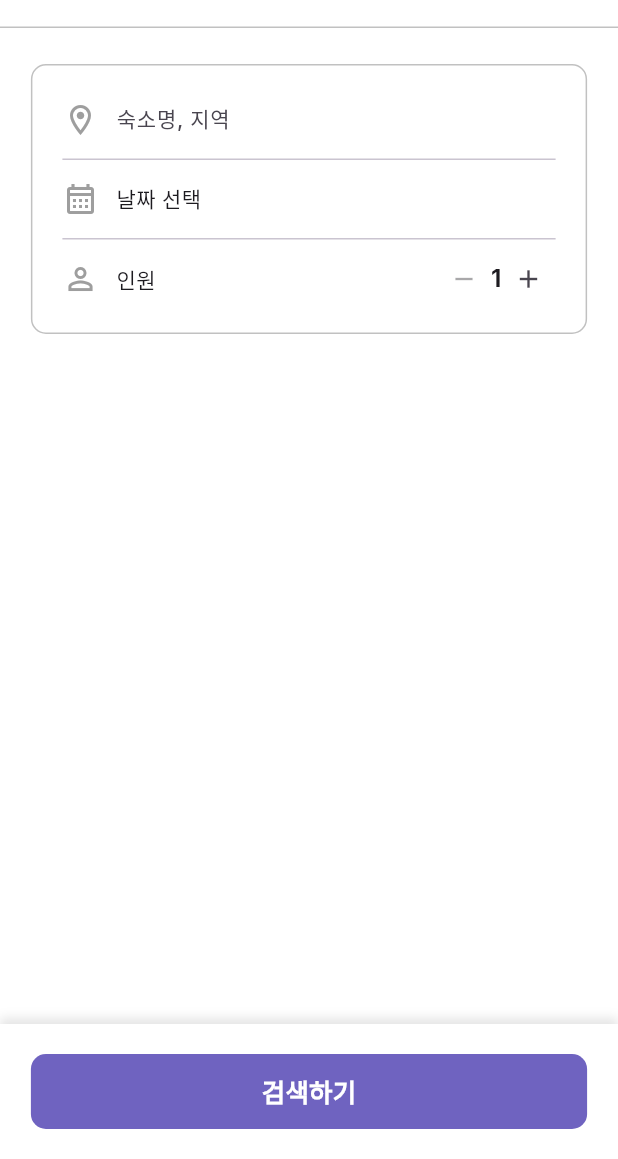
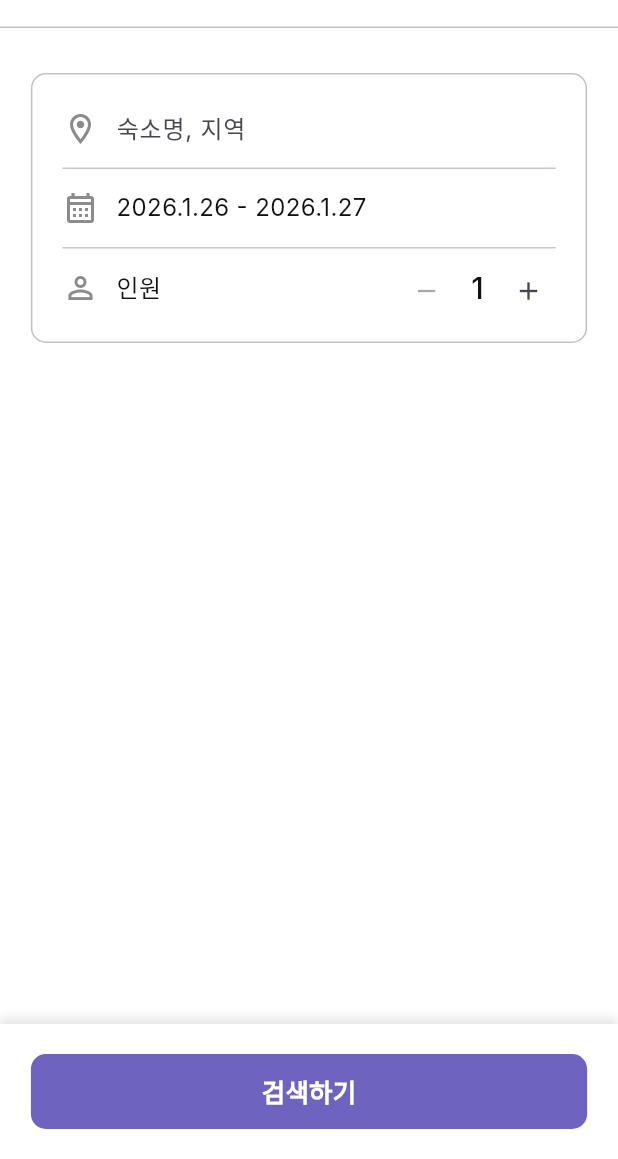
Before and after one commit to full-stack-bootcamp-final-team-project/meomulm-frontend, a Flutter app: the AccommodationSearchScreen screen opened by its route, after a tap on the "remove" icon, on a phone screen of 412 x 824 dp, the part 77-1236 px from its top. Run offline on Flutter 3.47's test engine with Material 3 defaults, Android fonts, the phone set to English and light mode, and no system bars; our stand-ins replace dio, flutter_dotenv, flutter_svg, geolocator, go_router, shared_preferences and 1 more; missing offline and left inert: clipboard, kakao_map_sdk; accounts and stored records are empty; network calls fail; Roboto replaces fonts that are missing (Inter).

Commit message:
1/26 search&result

```diff
--- a/lib/app.dart
+++ b/lib/app.dart
@@ -1,4 +1,5 @@
 import 'package:flutter/material.dart';
+import 'package:meomulm_frontend/features/accommodation/presentation/providers/accommodation_provider.dart';
 import 'package:provider/provider.dart';
 
 import 'core/constants/config/env_config.dart';
@@ -19,6 +20,7 @@ class MeomulmApp extends StatelessWidget {
     return MultiProvider(
       providers: [
         ChangeNotifierProvider(create: (_) => ThemeProvider()),
+        ChangeNotifierProvider(create: (_) => AccommodationProvider()),
         ChangeNotifierProvider.value(value: authProvider),
       ],
       child: Consumer<ThemeProvider>(
--- a/lib/core/widgets/search/date_select_row.dart
+++ b/lib/core/widgets/search/date_select_row.dart
@@ -1,4 +1,6 @@
 import 'package:flutter/material.dart';
+import 'package:meomulm_frontend/core/theme/app_colors.dart';
+import 'package:meomulm_frontend/core/theme/app_text_styles.dart';
 import 'row_container.dart';
 
 class DateSelectRow extends StatelessWidget {
@@ -18,16 +20,16 @@ class DateSelectRow extends StatelessWidget {
       child: RowContainer(
         child: Row(
           children: [
-            const Icon(Icons.calendar_month_outlined, color: Colors.grey),
+            const Icon(
+                Icons.calendar_month_outlined,
+                color: AppColors.gray2
+            ),
             const SizedBox(width: 12),
             Expanded(
               child: Text(
                 dateText,
                 overflow: TextOverflow.ellipsis,
-                style: const TextStyle(
-                  fontSize: 14,
-                  fontWeight: FontWeight.w500,
-                ),
+                style: AppTextStyles.inputTextLg,
               ),
             ),
           ],
--- a/lib/core/widgets/search/guest_count_row.dart
+++ b/lib/core/widgets/search/guest_count_row.dart
@@ -1,4 +1,6 @@
 import 'package:flutter/material.dart';
+import 'package:meomulm_frontend/core/theme/app_colors.dart';
+import 'package:meomulm_frontend/core/theme/app_text_styles.dart';
 import 'package:meomulm_frontend/core/widgets/search/row_container.dart';
 
 class GuestCountRow extends StatelessWidget {
@@ -18,22 +20,32 @@ class GuestCountRow extends StatelessWidget {
     return RowContainer(
       child: Row(
         children: [
-          const Icon(Icons.person_outline, color: Colors.grey),
+          const Icon(
+              Icons.person_outline,
+              color: AppColors.gray2
+          ),
           const SizedBox(width: 12),
           const Text(
             '인원',
-            style: TextStyle(fontSize: 14, fontWeight: FontWeight.w500),
+            style: AppTextStyles.inputTextLg,
           ),
           const Spacer(),
+          Row(
+            mainAxisSize: MainAxisSize.min,
+            crossAxisAlignment: CrossAxisAlignment.center,
+            children: [
               _IconBtn(icon: Icons.remove, onTap: onMinus),
-          Text(
+              SizedBox(
+                width: 32,
+                child: Text(
                   '$count',
-            style: const TextStyle(
-              fontSize: 16,
-              fontWeight: FontWeight.w700,
+                  style: AppTextStyles.cardTitle,
+                  textAlign: TextAlign.center,
                 ),
               ),
               _IconBtn(icon: Icons.add, onTap: onPlus),
+            ],
+          ),
         ],
       ),
     );
@@ -51,12 +63,15 @@ class _IconBtn extends StatelessWidget {
     return SizedBox(
       width: 36,
       height: 36,
+      child: Transform.translate(
+        offset: const Offset(0, 2),
         child: IconButton(
           padding: EdgeInsets.zero,
           iconSize: 20,
           icon: Icon(icon),
           onPressed: onTap,
         ),
+      ),
     );
   }
 }
--- a/lib/features/accommodation/presentation/screens/accommodation_detail_screen.dart
+++ b/lib/features/accommodation/presentation/screens/accommodation_detail_screen.dart
@@ -27,7 +27,7 @@ class AccommodationDetailScreen extends StatelessWidget {
 
     return Consumer<AccommodationProvider>(
         builder: (context, provider, child) {
-          final id = provider.currentId ?? 'unknown';
+          final id = provider.accommodationId ?? 'unknown';
           return Scaffold(
             backgroundColor: Colors.white,
             body: Stack(
--- a/lib/features/accommodation/presentation/screens/accommodation_result_screen.dart
+++ b/lib/features/accommodation/presentation/screens/accommodation_result_screen.dart
@@ -1,4 +1,5 @@
 import 'package:flutter/material.dart';
+import 'package:meomulm_frontend/core/widgets/appbar/search_bar_widget_second.dart';
 import 'package:meomulm_frontend/features/accommodation/presentation/widgets/accommodation_result_widgets/hotel_card.dart';
 import 'package:meomulm_frontend/features/accommodation/presentation/widgets/accommodation_result_widgets/result_topBar.dart';
 
@@ -12,7 +13,8 @@ class AccommodationResultScreen extends StatelessWidget {
 
     return Scaffold(
       backgroundColor: Colors.white,
-      appBar: const ResultTopBar(),
+      // appBar: const ResultTopBar(),
+      appBar: const SearchBarAppBar(),
       body: Column(
         children: [
           const SizedBox(height: 20),
--- a/lib/features/accommodation/presentation/screens/accommodation_search_screen.dart
+++ b/lib/features/accommodation/presentation/screens/accommodation_search_screen.dart
@@ -1,7 +1,10 @@
 import 'package:flutter/material.dart';
+import 'package:go_router/go_router.dart';
 import 'package:meomulm_frontend/core/widgets/appbar/app_bar_widget.dart';
 import 'package:meomulm_frontend/core/widgets/buttons/bottom_button_field.dart';
+import 'package:meomulm_frontend/features/accommodation/presentation/providers/accommodation_provider.dart';
 import 'package:meomulm_frontend/features/accommodation/presentation/widgets/accommodation_search_widgets/search_box.dart';
+import 'package:provider/provider.dart';
 
 class AccommodationSearchScreen extends StatefulWidget {
   const AccommodationSearchScreen({super.key});
@@ -12,35 +15,41 @@ class AccommodationSearchScreen extends StatefulWidget {
 }
 
 class _AccommodationSearchScreenState extends State<AccommodationSearchScreen> {
-  String location = '';
-  DateTimeRange? dateRange;
-  int guestCount = 2;
+  String tempAccommodationName = '';
+  DateTimeRange? tempDateRange;
+  int tempGuestCount = 2;
+
+  @override
+  void initState() {
+    super.initState();
+    final provider = context.read<AccommodationProvider>();
+    tempAccommodationName = provider.accommodationName ?? '';
+    tempDateRange = provider.dateRange;
+    tempGuestCount = provider.guestCount;
+  }
 
   @override
   Widget build(BuildContext context) {
-    final size = MediaQuery.of(context).size;
-
     return Scaffold(
       appBar: AppBarWidget(title: "숙소 검색"),
       body: Column(
         children: [
-          const SizedBox(height: 24),
+          const SizedBox(height: 30),
 
           SearchBox(
-            width: size.width * 0.9,
-            location: location,
-            dateRange: dateRange,
-            guestCount: guestCount,
-            onLocationChanged: (v) => setState(() => location = v),
-            onDateChanged: (v) => setState(() => dateRange = v),
-            onGuestChanged: (v) => setState(() => guestCount = v),
+            location: tempAccommodationName,
+            dateRange: tempDateRange,
+            guestCount: tempGuestCount,
+            onChangedLocation: (v) => setState(() => tempAccommodationName = v),
+            onChangedDateRange: (v) => setState(() => tempDateRange = v),
+            onChangedGuestCount: (v) => setState(() => tempGuestCount = v),
           ),
 
           const Spacer(),
 
           BottomButtonField(
             buttonName: "검색하기",
-              onPressed: _onSearch,
+            onPressed: _onSearch,
           ),
         ],
       ),
@@ -48,10 +57,18 @@ class _AccommodationSearchScreenState extends State<AccommodationSearchScreen> {
   }
 
   void _onSearch() {
-    debugPrint('지역: $location');
-    debugPrint('날짜: $dateRange');
-    debugPrint('인원: $guestCount');
+    final provider = context.read<AccommodationProvider>();
+    provider.setAccommodationSearch(
+      accommodationName: tempAccommodationName,
+      dateRange: tempDateRange,
+      guestCount: tempGuestCount,
+    );
 
-    // Navigator.push(...)
+    // debug print
+    debugPrint('숙소명, 지역: ${provider.accommodationName}');
+    debugPrint('날짜: ${provider.dateRange}');
+    debugPrint('인원: ${provider.guestCount}');
+
+    context.push("/accommodation-result");
   }
 }
--- a/lib/features/accommodation/presentation/widgets/accommodation_search_widgets/location_input_row.dart
+++ b/lib/features/accommodation/presentation/widgets/accommodation_search_widgets/location_input_row.dart
@@ -1,4 +1,6 @@
 import 'package:flutter/material.dart';
+import 'package:meomulm_frontend/core/theme/app_colors.dart';
+import 'package:meomulm_frontend/core/theme/app_text_styles.dart';
 import 'package:meomulm_frontend/core/widgets/search/row_container.dart';
 
 class LocationInputRow extends StatelessWidget {
@@ -14,7 +16,10 @@ class LocationInputRow extends StatelessWidget {
     return RowContainer(
       child: Row(
         children: [
-          const Icon(Icons.location_on_outlined, color: Colors.grey),
+          const Icon(
+              Icons.location_on_outlined,
+              color: AppColors.gray2
+          ),
           const SizedBox(width: 12),
           Expanded(
             child: TextField(
@@ -24,10 +29,7 @@ class LocationInputRow extends StatelessWidget {
                 border: InputBorder.none,
                 isDense: true,
               ),
-              style: const TextStyle(
-                fontSize: 14,
-                fontWeight: FontWeight.w500,
-              ),
+              style: AppTextStyles.inputTextLg,
             ),
           ),
         ],
--- a/lib/features/accommodation/presentation/widgets/accommodation_search_widgets/search_box.dart
+++ b/lib/features/accommodation/presentation/widgets/accommodation_search_widgets/search_box.dart
@@ -1,27 +1,26 @@
 import 'package:flutter/material.dart';
+import 'package:meomulm_frontend/core/theme/app_colors.dart';
 import 'package:meomulm_frontend/core/widgets/search/calendar_dialog.dart';
 import 'package:meomulm_frontend/core/widgets/search/date_select_row.dart';
 import 'package:meomulm_frontend/core/widgets/search/guest_count_row.dart';
 import 'package:meomulm_frontend/features/accommodation/presentation/widgets/accommodation_search_widgets/location_input_row.dart';
 
 class SearchBox extends StatefulWidget {
-  final double width;
   final String location;
   final DateTimeRange? dateRange;
   final int guestCount;
-  final ValueChanged<String> onLocationChanged;
-  final ValueChanged<DateTimeRange?> onDateChanged;
-  final ValueChanged<int> onGuestChanged;
+  final ValueChanged<String> onChangedLocation;
+  final ValueChanged<DateTimeRange?> onChangedDateRange;
+  final ValueChanged<int> onChangedGuestCount;
 
   const SearchBox({
     super.key,
-    required this.width,
     required this.location,
     required this.dateRange,
     required this.guestCount,
-    required this.onLocationChanged,
-    required this.onDateChanged,
-    required this.onGuestChanged,
+    required this.onChangedLocation,
+    required this.onChangedDateRange,
+    required this.onChangedGuestCount,
   });
 
   @override
@@ -30,80 +29,106 @@ class SearchBox extends StatefulWidget {
 
 class _SearchBoxState extends State<SearchBox> {
   late TextEditingController _locationController;
+  late DateTimeRange? _localDateRange;
+  late int _localGuestCount;
 
   @override
   void initState() {
     super.initState();
+    // null 처리 - 초기값 없으면 오늘부터 다음날까지 기본값 할당
+    _localDateRange = widget.dateRange ?? DateTimeRange(
+      start: DateTime.now(),
+      end: DateTime.now().add(const Duration(days: 1)),
+    );
+    _localGuestCount = widget.guestCount;
+
     _locationController = TextEditingController(text: widget.location);
-    _locationController.addListener(_onLocationTextChanged);
+    _locationController.addListener(() {
+      // 사용자가 입력값 변경 시, 부모에 콜백 호출
+      widget.onChangedLocation(_locationController.text);
+    });
   }
 
   @override
-  void didUpdateWidget(SearchBox oldWidget) {
+  void didUpdateWidget(covariant SearchBox oldWidget) {
     super.didUpdateWidget(oldWidget);
-    if (widget.location != oldWidget.location &&
-        widget.location != _locationController.text) {
+    // 부모 위젯에서 props가 변경되면 로컬 상태를 동기화
+    if (widget.location != oldWidget.location && widget.location != _locationController.text) {
       _locationController.text = widget.location;
     }
-  }
 
-  void _onLocationTextChanged() {
-    widget.onLocationChanged(_locationController.text);
-  }
+    if (widget.dateRange != oldWidget.dateRange) {
+      setState(() {
+        _localDateRange = widget.dateRange ?? DateTimeRange(
+          start: DateTime.now(),
+          end: DateTime.now().add(const Duration(days: 1)),
+        );
+      });
+    }
 
-  String _formatDate() {
-    if (widget.dateRange == null) return '날짜 선택';
-    final s = widget.dateRange!.start;
-    final e = widget.dateRange!.end;
-    return '${s.year}.${s.month}.${s.day} - ${e.year}.${e.month}.${e.day}';
+    if (widget.guestCount != oldWidget.guestCount) {
+      setState(() {
+        _localGuestCount = widget.guestCount;
+      });
+    }
   }
 
   Future<void> _openCalendar() async {
     final result = await showDialog<DateTimeRange>(
       context: context,
-      builder: (_) => CalendarDialog(initialRange: widget.dateRange),
+      builder: (_) => CalendarDialog(initialRange: _localDateRange),
     );
-
     if (result != null) {
-      widget.onDateChanged(result);
+      setState(() {
+        _localDateRange = result;
+      });
+      widget.onChangedDateRange(result);
     }
   }
 
-  void _onGuestPlus() {
-    widget.onGuestChanged(widget.guestCount + 1);
+  void _incrementGuest() {
+    setState(() {
+      _localGuestCount++;
+    });
+    widget.onChangedGuestCount(_localGuestCount);
   }
 
-  void _onGuestMinus() {
-    if (widget.guestCount > 1) {
-      widget.onGuestChanged(widget.guestCount - 1);
+  void _decrementGuest() {
+    if (_localGuestCount > 1) {
+      setState(() {
+        _localGuestCount--;
+      });
+      widget.onChangedGuestCount(_localGuestCount);
     }
+  }
+
+  String _formatDate() {
+    if (_localDateRange == null) return '날짜 선택';
+    final s = _localDateRange!.start;
+    final e = _localDateRange!.end;
+    return '${s.year}.${s.month}.${s.day} - ${e.year}.${e.month}.${e.day}';
   }
 
   @override
   Widget build(BuildContext context) {
     return Center(
       child: Container(
-        width: widget.width,
+        width: MediaQuery.of(context).size.width * 0.9,
         padding: const EdgeInsets.symmetric(horizontal: 20, vertical: 10),
         decoration: BoxDecoration(
-          border: Border.all(color: const Color(0xFFC1C1C1)),
+          border: Border.all(color: AppColors.gray3),
           borderRadius: BorderRadius.circular(10),
         ),
         child: Column(
           children: [
             LocationInputRow(controller: _locationController),
             const Divider(height: 1),
-
-            DateSelectRow(
-              dateText: _formatDate(),
-              onTap: _openCalendar,
-            ),
+            DateSelectRow(dateText: _formatDate(), onTap: _openCalendar),
             const Divider(height: 1),
-
             GuestCountRow(
-              count: widget.guestCount,
-              onPlus: _onGuestPlus,
-              onMinus: widget.guestCount <= 1 ? null : _onGuestMinus,
+              count: _localGuestCount,
+              onPlus: _incrementGuest,
+              onMinus: _localGuestCount <= 1 ? null : _decrementGuest,
             ),
           ],
         ),
@@ -113,7 +138,6 @@ class _SearchBoxState extends State<SearchBox> {
 
   @override
   void dispose() {
-    _locationController.removeListener(_onLocationTextChanged);
     _locationController.dispose();
     super.dispose();
   }
--- a/lib/features/accommodation/presentation/widgets/accommodation_widgets/accommodation_image_slider.dart
+++ b/lib/features/accommodation/presentation/widgets/accommodation_widgets/accommodation_image_slider.dart
@@ -109,7 +109,7 @@ class _AccommodationImageSliderState extends State<AccommodationImageSlider> {
                 // ActionButtons(),
                 Consumer<AccommodationProvider>(
                   builder: (context, provider, child) {
-                    final id = provider.currentId ?? 'unknown';
+                    final id = provider.accommodationId ?? 'unknown';
                     return ActionButtons(accommodationId: id);
                   },
                 ),
--- a/lib/main.dart
+++ b/lib/main.dart
@@ -15,9 +15,9 @@ Future<void> main() async {
 
   if (EnvConfig.isDevelopment) EnvConfig.printEnvInfo();
 
-  if (!kIsWeb) {
-    await KakaoMapSdk.instance.initialize(EnvConfig.kakaoNativeKey);
-  }
+  // if (!kIsWeb) {
+  //   await KakaoMapSdk.instance.initialize(EnvConfig.kakaoNativeKey);
+  // }
 
 
   // AuthProvider 생성 및 저장된 사용자 로드
```
Also changed, not shown: lib/core/widgets/appbar/search_bar_widget_second.dart (added, +143 -0 lines), lib/core/widgets/search/calendar_dialog.dart (+6 -5 lines), lib/features/accommodation/presentation/providers/accommodation_provider.dart (+102 -6 lines). Lines whose indentation alone changed are shown as unchanged.
